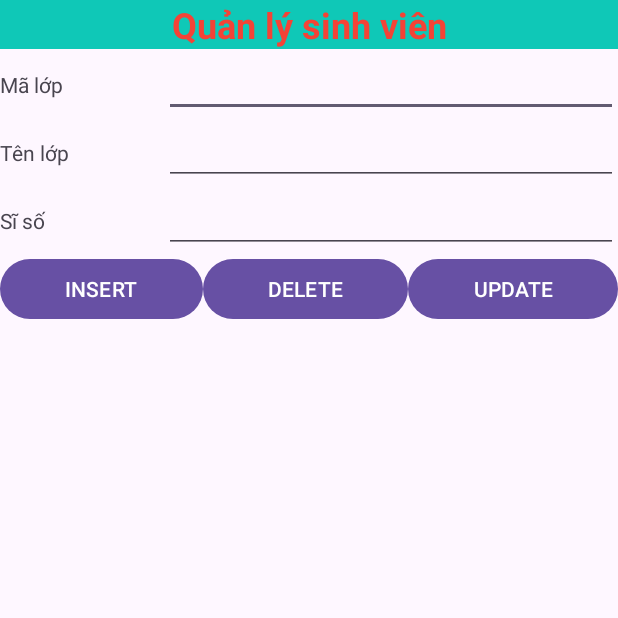
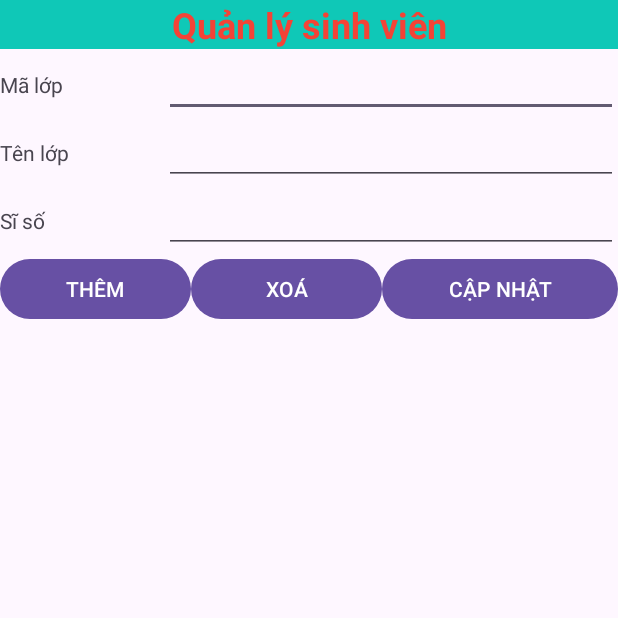
Before and after one commit to namey0112/AndroidExp, an Android app: the screen it shows after launch (MainActivity), on a phone screen of 412 x 824 dp, the top half of it. Run offline under Robolectric (Android 15) with nearby library versions, the phone set to English and light mode, and no system bars.

Commit message:
update studentManager

```diff
--- a/manageStudent/app/src/main/java/com/example/studentmanager/MainActivity.java
+++ b/manageStudent/app/src/main/java/com/example/studentmanager/MainActivity.java
@@ -1,6 +1,17 @@
 package com.example.studentmanager;
 
+import android.content.ContentValues;
+import android.database.Cursor;
+import android.database.sqlite.SQLiteDatabase;
+import android.database.sqlite.SQLiteOpenHelper;
 import android.os.Bundle;
+import android.util.Log;
+import android.view.View;
+import android.widget.ArrayAdapter;
+import android.widget.Button;
+import android.widget.EditText;
+import android.widget.ListView;
+import android.widget.Toast;
 
 import androidx.activity.EdgeToEdge;
 import androidx.appcompat.app.AppCompatActivity;
@@ -8,7 +19,15 @@ import androidx.core.graphics.Insets;
 import androidx.core.view.ViewCompat;
 import androidx.core.view.WindowInsetsCompat;
 
+import java.util.ArrayList;
+
 public class MainActivity extends AppCompatActivity {
+    EditText edtClassId, edtClassName, edtClassAttend;
+    Button btnInsert, btnDel, btnUpdate;
+    ListView lvStudent;
+    ArrayList<String> mylist;
+    ArrayAdapter<String> myAdapter;
+    SQLiteDatabase myDB;
 
     @Override
     protected void onCreate(Bundle savedInstanceState) {
@@ -20,5 +39,90 @@ public class MainActivity extends AppCompatActivity {
             v.setPadding(systemBars.left, systemBars.top, systemBars.right, systemBars.bottom);
             return insets;
         });
+        edtClassId = findViewById(R.id.edtClassId);
+        edtClassName = findViewById(R.id.edtClassName);
+        edtClassAttend = findViewById(R.id.edtClassAttend);
+        btnInsert = findViewById(R.id.btnInsert);
+        btnDel = findViewById(R.id.btnDel);
+        btnUpdate = findViewById(R.id.btnUpdate);
+        lvStudent = findViewById(R.id.lvStudent);
+        mylist = new ArrayList<>();
+        myAdapter = new ArrayAdapter<>(this, android.R.layout.simple_list_item_1, mylist);
+        lvStudent.setAdapter(myAdapter);
+        myDB = openOrCreateDatabase("student.db", MODE_PRIVATE, null);
+        try {
+            String sql = "CREATE TABLE tbllop (malop TEXT PRIMARY KEY, tenlop TEXT, siso INTERGER)";
+            myDB.execSQL(sql);
+            Log.e("Thông báo", "Table đã tạo thành công");
+        } catch (Exception e) {
+            Log.e("Error", "Table đã tồn tại");
+        }
+        dataLoad();
+        btnInsert.setOnClickListener(new View.OnClickListener() {
+            @Override
+            public void onClick(View v) {
+                String malop = edtClassId.getText().toString();
+                String tenlop = edtClassName.getText().toString();
+                int siso = Integer.parseInt(edtClassAttend.getText().toString());
+                ContentValues myValues = new ContentValues();
+                myValues.put("malop", malop);
+                myValues.put("tenlop", tenlop);
+                myValues.put("siso", siso);
+                String msg = "";
+                if (myDB.insert("tbllop", null, myValues) == -1) {
+                    msg = "Thêm dữ liệu thất bại";
+                } else {
+                    msg = "Thêm dữ liệu thành công";
+                }
+                Toast.makeText(MainActivity.this, msg, Toast.LENGTH_SHORT).show();
+                dataLoad();
+            }
+        });
+        btnDel.setOnClickListener(new View.OnClickListener() {
+            @Override
+            public void onClick(View v) {
+                String malop = edtClassId.getText().toString();
+                int n = myDB.delete("tbllop", "malop=?", new String[]{malop});
+                String msg = "";
+                if (n == 0) {
+                    msg = "Xóa dữ liệu thất bại";
+                } else {
+                    msg = "Bản ghi" + n + "xóa thành công";
+                }
+                Toast.makeText(MainActivity.this, msg, Toast.LENGTH_SHORT).show();
+                dataLoad();
+            }
+        });
+        btnUpdate.setOnClickListener(new View.OnClickListener() {
+            @Override
+            public void onClick(View v) {
+                int siso = Integer.parseInt(edtClassAttend.getText().toString());
+                String malop = edtClassId.getText().toString();
+                ContentValues myValues = new ContentValues();
+                myValues.put("siso", siso);
+                int n = myDB.update("tbllop", myValues, "malop=?", new String[]{malop});
+                String msg = "";
+                if (n == 0) {
+                    msg = "Cập nhật dữ liệu thất bại";
+                } else {
+                    msg = "Cập nhật dữ liệu thành công";
+                }
+                Toast.makeText(MainActivity.this, msg, Toast.LENGTH_SHORT).show();
+                dataLoad();
+            }
+        });
+    }
+    public void dataLoad() {
+        mylist.clear();
+        Cursor myCursor = myDB.query("tbllop", null, null, null, null, null, null);
+        myCursor.moveToNext();
+        String data = "";
+        while (!myCursor.isAfterLast()) {
+            data = myCursor.getString(0) + " - " + myCursor.getString(1) + " - " + myCursor.getString(2);
+            myCursor.moveToNext();
+            mylist.add(data);
+        }
+        myCursor.close();
+        myAdapter.notifyDataSetChanged();
     }
 }
--- a/manageStudent/app/src/main/res/layout/activity_main.xml
+++ b/manageStudent/app/src/main/res/layout/activity_main.xml
@@ -92,21 +92,21 @@
             android:layout_width="wrap_content"
             android:layout_height="wrap_content"
             android:layout_weight="1"
-            android:text="INSERT" />
+            android:text="THÊM" />
 
         <Button
             android:id="@+id/btnDel"
             android:layout_width="wrap_content"
             android:layout_height="wrap_content"
             android:layout_weight="1"
-            android:text="DELETE" />
+            android:text="XOÁ" />
 
         <Button
             android:id="@+id/btnUpdate"
             android:layout_width="wrap_content"
             android:layout_height="wrap_content"
             android:layout_weight="1"
-            android:text="UPDATE" />
+            android:text="CẬP NHẬT" />
     </LinearLayout>
 
     <ListView
```
